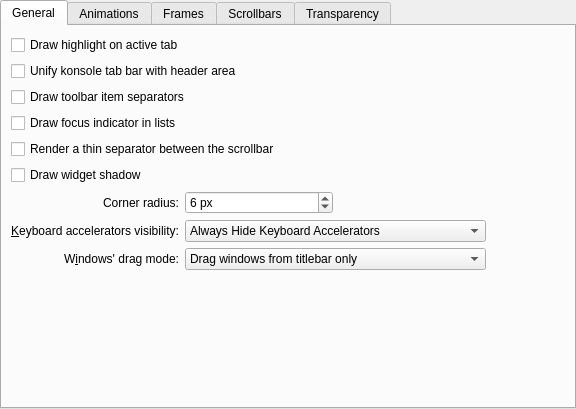
Above: kstyle/config/ui/lightlystyleconfig.ui from Luwx/Lightly before the change. Below: the same form after it.
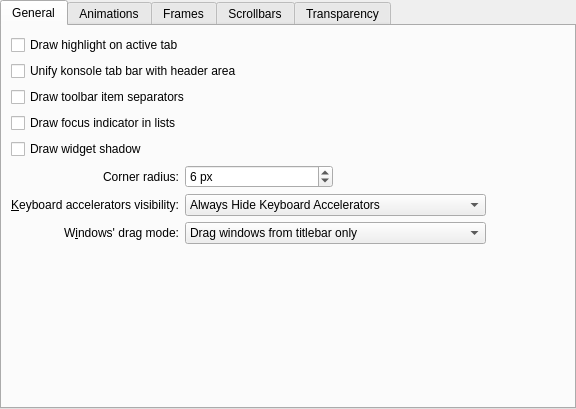
That is the form after the change.

Commit message: Move the draw separator setting to scrollbars

Diff of the .ui file:
```diff
--- a/kstyle/config/ui/lightlystyleconfig.ui
+++ b/kstyle/config/ui/lightlystyleconfig.ui
@@ -196,13 +196,6 @@
          </property>
         </widget>
        </item>
-       <item row="4" column="1" colspan="4">
-        <widget class="QCheckBox" name="_renderThinSeperatorBetweenTheScrollBar">
-         <property name="text">
-          <string>Render a thin separator between the scrollbar</string>
-         </property>
-        </widget>
-       </item>
       </layout>
      </widget>
      <widget class="QWidget" name="tab_2">
@@ -431,6 +424,13 @@
          </property>
         </spacer>
        </item>
+        <item row="2" column="0">
+        <widget class="QCheckBox" name="_renderThinSeperatorBetweenTheScrollBar">
+         <property name="text">
+          <string>Render a thin separator between the scrollbar</string>
+         </property>
+        </widget>
+       </item>
       </layout>
      </widget>
      <widget class="QWidget" name="tab_5">
```
